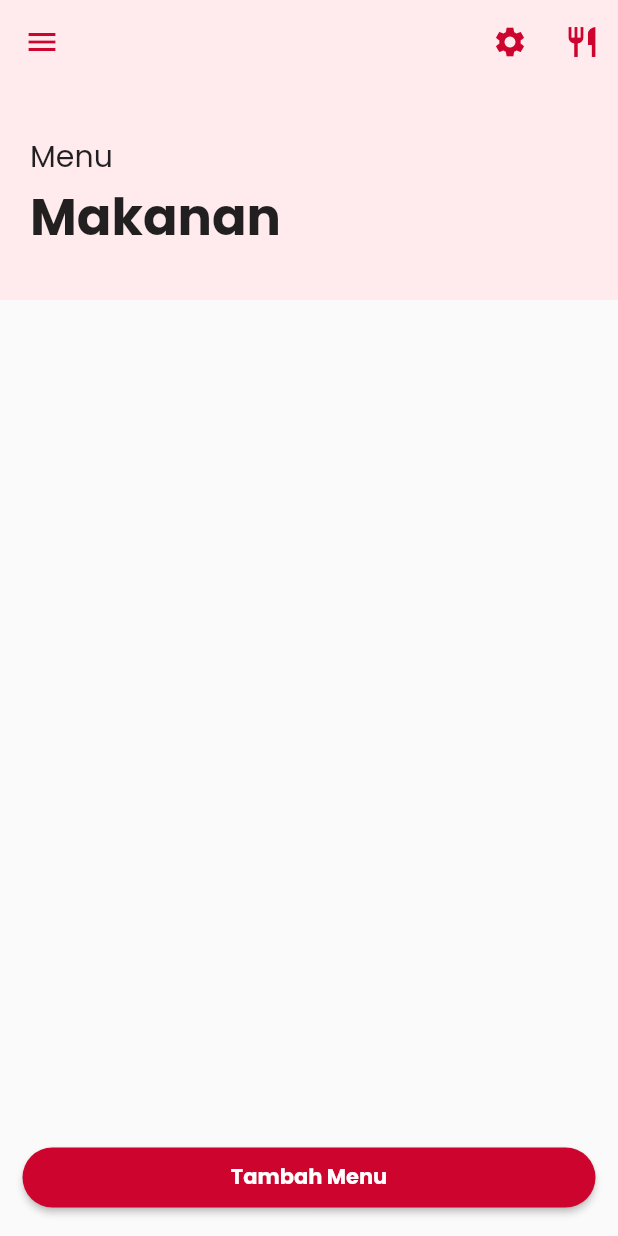
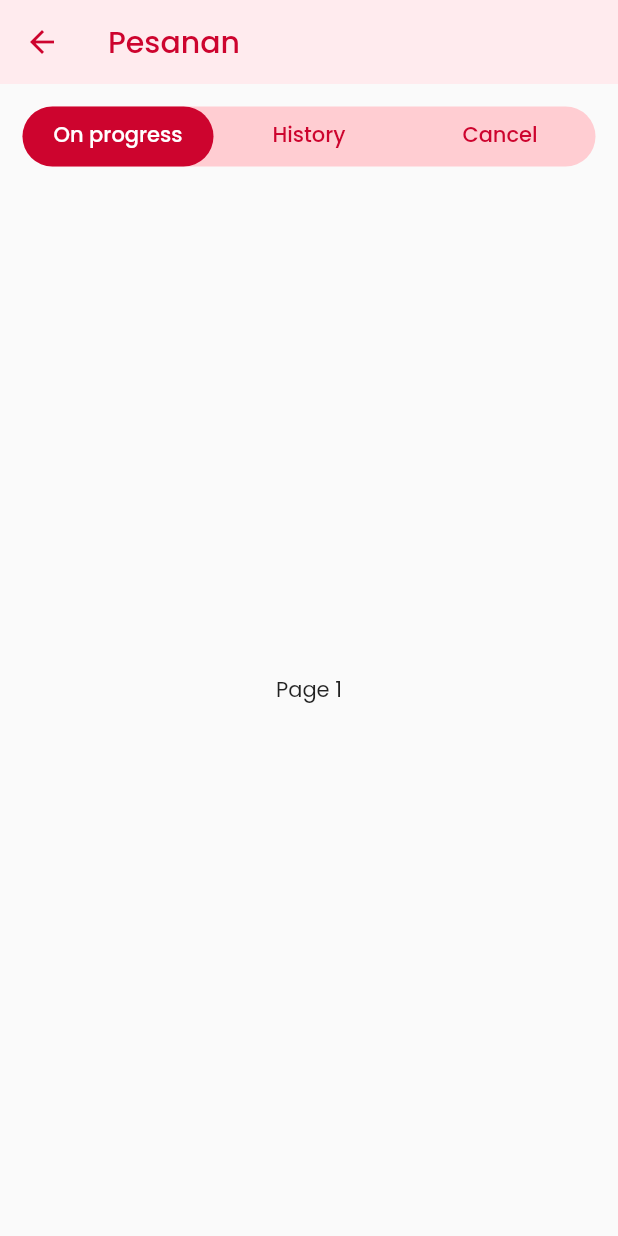
Before and after one commit to komangputrasn/upj-digital-canteen, a Flutter app: the MerchantHomeScreen screen opened directly, after a tap on the "restaurant" icon, on a phone screen of 412 x 824 dp. Run offline on Flutter 3.47's test engine with Material 2 defaults, Android fonts, the phone set to English and light mode, and no system bars; our stand-ins replace carousel_slider, cloud_firestore, firebase_auth, firebase_core, firebase_storage, flutter_typeahead and 3 more; missing offline and left inert: cart_stepper; accounts and stored records are empty.

Commit message:
added a tabbar in orders page in merchant view

```diff
--- a/lib/screens/penjual/homescreen/homescreen_main.dart
+++ b/lib/screens/penjual/homescreen/homescreen_main.dart
@@ -4,6 +4,7 @@ import 'package:upj_digital_canteen/auth.dart';
 import 'package:upj_digital_canteen/firestore.dart';
 import 'package:upj_digital_canteen/screens/penjual/homescreen/add_menu_bottom_sheet.dart';
 import 'package:upj_digital_canteen/screens/penjual/homescreen/food_card.dart';
+import 'package:upj_digital_canteen/screens/penjual/order_data/order_data.dart';
 import 'package:upj_digital_canteen/screens/penjual/settings/settings_main.dart';
 
 class MerchantHomeScreen extends StatelessWidget {
@@ -64,7 +65,13 @@ class MerchantHomeScreen extends StatelessWidget {
                 ),
               ),
               IconButton(
-                onPressed: () {},
+                onPressed: () {
+                  Navigator.of(context).push(
+                    MaterialPageRoute(
+                      builder: (context) => OrderDataScreen(),
+                    ),
+                  );
+                },
                 icon: Icon(
                   Icons.restaurant,
                   color: Theme.of(context).primaryColor,
--- /dev/null
+++ b/lib/screens/penjual/order_data/on_progress_view.dart
@@ -0,0 +1,10 @@
+import 'package:flutter/material.dart';
+
+class OnProgressTab extends StatelessWidget {
+  const OnProgressTab({super.key});
+
+  @override
+  Widget build(BuildContext context) {
+    return Container();
+  }
+}
--- /dev/null
+++ b/lib/screens/penjual/order_data/order_data.dart
@@ -0,0 +1,100 @@
+import 'package:flutter/material.dart';
+
+class OrderDataScreen extends StatefulWidget {
+  const OrderDataScreen({super.key});
+
+  @override
+  State<OrderDataScreen> createState() => _OrderDataScreenState();
+}
+
+class _OrderDataScreenState extends State<OrderDataScreen>
+    with SingleTickerProviderStateMixin {
+  late TabController tabController;
+  @override
+  void initState() {
+    super.initState();
+    tabController = TabController(length: 3, vsync: this);
+  }
+
+  @override
+  Widget build(BuildContext context) {
+    return Scaffold(
+      appBar: AppBar(
+        elevation: 0,
+        title: Text(
+          'Pesanan',
+          style: TextStyle(
+            color: Theme.of(context).primaryColor,
+          ),
+        ),
+        leading: IconButton(
+          icon: Icon(
+            Icons.arrow_back,
+            color: Theme.of(context).primaryColor,
+          ),
+          onPressed: () {
+            Navigator.of(context).pop();
+          },
+        ),
+        backgroundColor: Colors.red.shade50,
+      ),
+      body: Padding(
+        padding: const EdgeInsets.all(15.0),
+        child: Column(
+          children: [
+            OrderDataTabBar(tabController: tabController),
+            Expanded(
+              child: TabBarView(
+                controller: tabController,
+                children: [
+                  Center(
+                    child: Text('Page 1'),
+                  ),
+                  Center(
+                    child: Text('Page 2'),
+                  ),
+                  Center(
+                    child: Text('Page 3'),
+                  )
+                ],
+              ),
+            ),
+          ],
+        ),
+      ),
+    );
+  }
+}
+
+class OrderDataTabBar extends StatelessWidget {
+  const OrderDataTabBar({
+    super.key,
+    required this.tabController,
+  });
+
+  final TabController tabController;
+
+  @override
+  Widget build(BuildContext context) {
+    return Container(
+      height: 40,
+      decoration: BoxDecoration(
+        borderRadius: BorderRadius.circular(20),
+        color: Colors.red.shade100,
+      ),
+      child: TabBar(
+        unselectedLabelColor: Theme.of(context).primaryColor,
+        indicator: BoxDecoration(
+          color: Theme.of(context).primaryColor,
+          borderRadius: BorderRadius.circular(20),
+        ),
+        tabs: [
+          Tab(text: 'On progress'),
+          Tab(text: 'History'),
+          Tab(text: 'Cancel'),
+        ],
+        controller: tabController,
+      ),
+    );
+  }
+}
```
